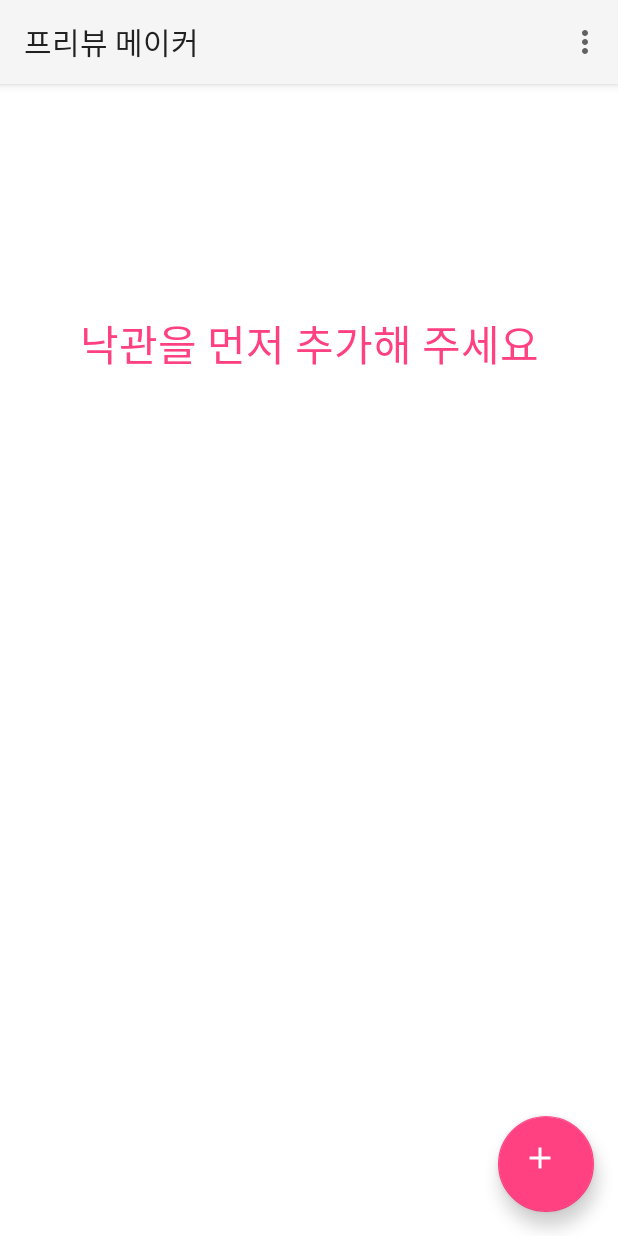
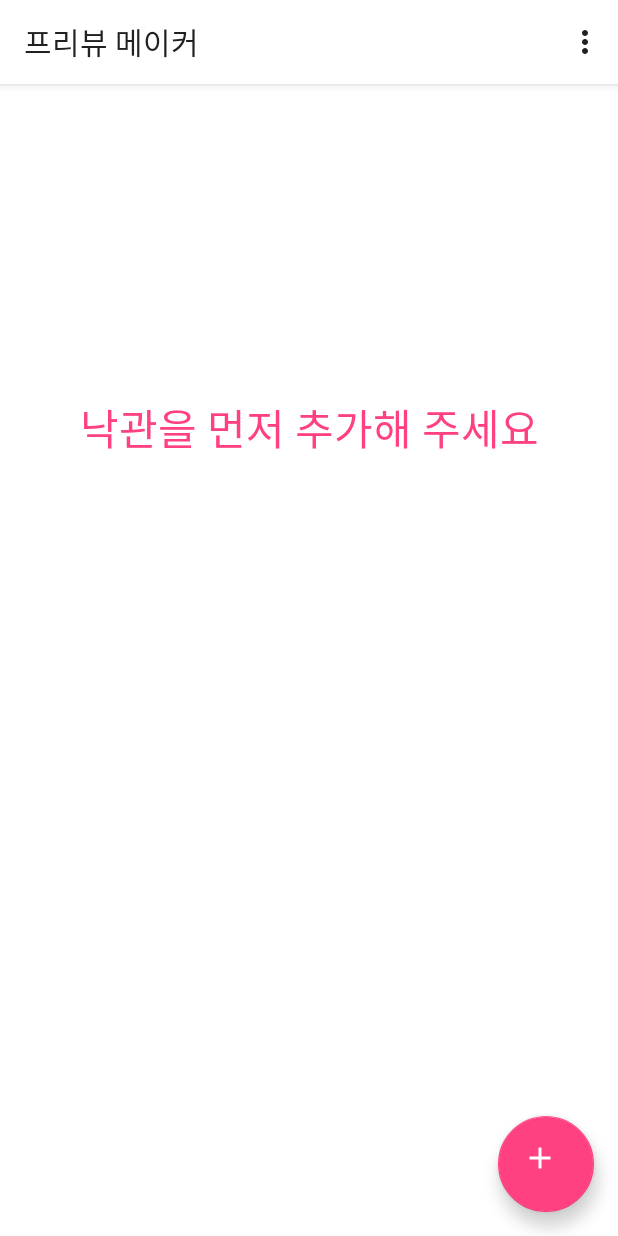
Before and after one commit to 5seunghoon/PreviewMaker, an Android app: the screen it shows after launch (MainActivity), on a phone screen of 412 x 824 dp. Run offline under Robolectric (Android 15) with nearby library versions, the phone set to English and light mode, and no system bars; our stand-ins replace ButterKnife; libraries missing offline, so code that uses them is left out: android.arch.core, me.nereo.multi_image_selector; 1 statement that could not run was skipped.

Commit message:
show actionbar

```diff
--- a/app/src/main/AndroidManifest.xml
+++ b/app/src/main/AndroidManifest.xml
@@ -26,7 +26,6 @@
     <activity
       android:name=".Activity.MainActivity"
       android:label="@string/app_name"
-      android:theme="@style/AppTheme.NoActionBar"
       android:screenOrientation="portrait">
       <intent-filter>
         <action android:name="android.intent.action.MAIN" />
--- a/app/src/main/java/com/tistory/deque/previewmaker/Activity/MainActivity.java
+++ b/app/src/main/java/com/tistory/deque/previewmaker/Activity/MainActivity.java
@@ -8,16 +8,18 @@ import android.os.Bundle;
 import android.os.Environment;
 import android.provider.MediaStore;
 import android.support.annotation.NonNull;
+import android.support.design.widget.CoordinatorLayout;
 import android.support.design.widget.FloatingActionButton;
 import android.support.design.widget.Snackbar;
 import android.support.v7.widget.DefaultItemAnimator;
 import android.support.v7.widget.LinearLayoutManager;
 import android.support.v7.widget.RecyclerView;
+import android.support.v7.widget.Toolbar;
 import android.view.View;
 import android.support.v7.app.AppCompatActivity;
-import android.support.v7.widget.Toolbar;
 import android.view.Menu;
 import android.view.MenuItem;
+import android.widget.LinearLayout;
 import android.widget.TextView;
 
 import com.tistory.deque.previewmaker.Model_Global.DBOpenHelper;
@@ -58,14 +60,14 @@ public class MainActivity extends AppCompatActivity {
     private final String TAG = "MainActivity";
 
 
-    @BindView(R.id.toolbar)
-    Toolbar mToolbar;
     @BindView(R.id.mainActivityHintText)
     TextView mMainActivityHintTextView;
     @BindView(R.id.fab)
     FloatingActionButton fab;
     @BindView(R.id.recyclerStampView)
     RecyclerView mRecyclerStampView;
+    @BindView(R.id.mainActivityMainLayout)
+    CoordinatorLayout mainActivityMainLayout;
 
     private ArrayList<StampItem> mStampItems;
     private StampAdapter mStampAdapter;
@@ -99,15 +101,18 @@ public class MainActivity extends AppCompatActivity {
 
         ButterKnife.bind(this);
 
+        setTitle("프리뷰 메이커");
+
+
         dbOpen();
 
 
+
         //setting toolbar
-        setSupportActionBar(mToolbar);
 
         //permission
         mPermission = new Permission(getApplicationContext(), this);
-        mPermission.permissionSnackbarInit(mToolbar);
+        mPermission.permissionSnackbarInit(mainActivityMainLayout);
 
         //setting recycler view
         setRecyclerView();
@@ -120,8 +125,6 @@ public class MainActivity extends AppCompatActivity {
                 getStampFromAlbum();
             }
         });
-
-        setTitle("프리뷰 메이커");
 
 
         //setting navigation view
@@ -174,7 +177,7 @@ public class MainActivity extends AppCompatActivity {
     @Override
     public void onBackPressed() {// 드로어가 닫혀있으면 앱 종료
         if (System.currentTimeMillis() - mBackPressedTime > 2000) {
-            Snackbar.make(mToolbar, getString(R.string.snackbar_main_acti_back_to_exit), Snackbar.LENGTH_LONG)
+            Snackbar.make(mainActivityMainLayout, getString(R.string.snackbar_main_acti_back_to_exit), Snackbar.LENGTH_LONG)
                     .setAction(getString(R.string.snackbar_main_acti_back_to_exit_btn), new View.OnClickListener() {
                         @Override
                         public void onClick(View v) {
@@ -297,7 +300,7 @@ public class MainActivity extends AppCompatActivity {
                 fis.close();
             } catch (IOException e) {
                 Logger.d(TAG, "FILE COPY FAIL");
-                Snackbar.make(mToolbar, getString(R.string.snackbar_main_acti_stamp_copy_err), Snackbar.LENGTH_LONG);
+                Snackbar.make(mainActivityMainLayout, getString(R.string.snackbar_main_acti_stamp_copy_err), Snackbar.LENGTH_LONG);
                 e.printStackTrace();
             }
         } else {
--- a/app/src/main/res/layout/activity_main.xml
+++ b/app/src/main/res/layout/activity_main.xml
@@ -1,36 +1,17 @@
 <?xml version="1.0" encoding="utf-8"?>
-<LinearLayout xmlns:android="http://schemas.android.com/apk/res/android"
+<android.support.design.widget.CoordinatorLayout xmlns:android="http://schemas.android.com/apk/res/android"
     xmlns:app="http://schemas.android.com/apk/res-auto"
     xmlns:tools="http://schemas.android.com/tools"
-  android:id="@+id/main_activity_main_layout"
+    android:id="@+id/mainActivityMainLayout"
     android:layout_width="match_parent"
     android:layout_height="match_parent"
-  android:fitsSystemWindows="true"
-  tools:openDrawer="start">
-
-    <android.support.design.widget.CoordinatorLayout
-        android:layout_width="match_parent"
-        android:layout_height="match_parent">
-
-        <android.support.design.widget.AppBarLayout
-            android:layout_width="match_parent"
-            android:layout_height="wrap_content"
-            android:theme="@style/AppTheme.AppBarOverlay">
-
-            <android.support.v7.widget.Toolbar
-                android:id="@+id/toolbar"
-                android:layout_width="match_parent"
-                android:layout_height="?attr/actionBarSize"
-                android:background="?attr/colorPrimary"
-                android:theme="@style/AppTheme.Toolbar"
-                app:popupTheme="@style/AppTheme.PopupOverlay" />
-
-        </android.support.design.widget.AppBarLayout>
+    android:background="@android:color/white"
+    tools:context=".Activity.MainActivity">
 
     <LinearLayout
         android:id="@+id/content_main_layout"
         android:layout_width="match_parent"
-            android:layout_height="match_parent"
+        android:layout_height="wrap_content"
         android:background="@android:color/white"
         android:orientation="vertical"
         android:padding="8dp">
@@ -66,5 +47,3 @@
         app:srcCompat="@drawable/ic_add_white_64dp" />
 
 </android.support.design.widget.CoordinatorLayout>
-
-</LinearLayout>
```
Also changed, not shown: app/src/main/res/layout/activity_make_stamp.xml (indentation only), app/src/main/res/layout/activity_preview_edit.xml (indentation only), app/src/main/res/layout/list_item.xml (indentation only), app/src/main/res/layout/preview_list_item.xml (indentation only). Lines whose indentation alone changed are shown as unchanged.
